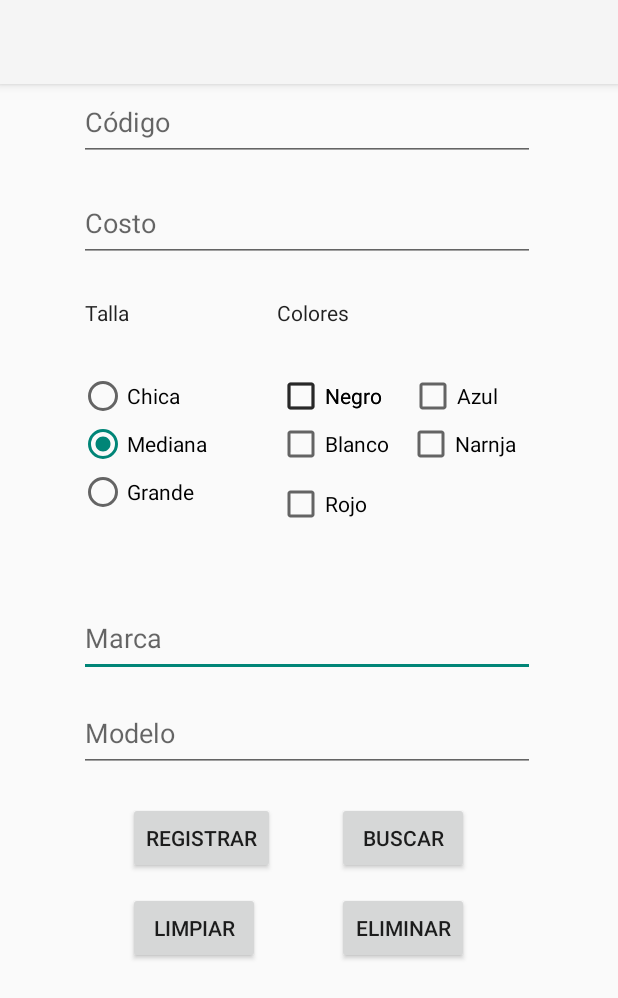
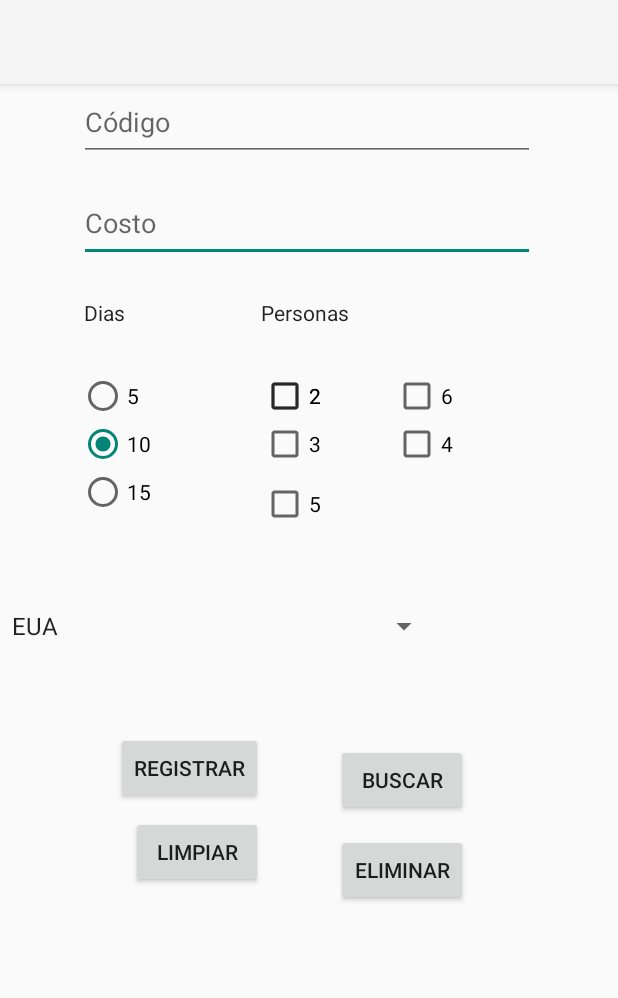
Before and after one commit to bonnesbaby14/desarrollo_movil, an Android app: the screen it shows after launch (MainActivity), after a tap on "BUSCAR", on a phone screen of 412 x 824 dp. Shown: the top 998 px of the screen. Run offline under Robolectric (Android 15) with nearby library versions, the phone set to English and light mode, and no system bars.

Commit message:
editar practica6

```diff
--- a/segundo_parcial /Practica05/app/src/main/java/com/example/practica05/MainActivity.java
+++ b/segundo_parcial /Practica05/app/src/main/java/com/example/practica05/MainActivity.java
@@ -4,18 +4,21 @@ import androidx.appcompat.app.AppCompatActivity;
 
 import android.os.Bundle;
 import android.view.View;
+import android.widget.ArrayAdapter;
 import android.widget.CheckBox;
 import android.widget.EditText;
 import android.widget.RadioButton;
+import android.widget.Spinner;
 import android.widget.Toast;
 
 public class MainActivity extends AppCompatActivity {
     private EditText codigo, costo, marca, modelo;
     private RadioButton chica, mediana, grande;
     private CheckBox negro, blanco, rojo, azul, naranja;
-    RopaDeportiva ropa[] = new RopaDeportiva[15];
+    private Spinner spinenr;
+    Viaje ropa[] = new Viaje[10];
     Boolean uno = false, dos = false;
-    String aux, aux2;
+    int aux, aux2;
     int con = 0, valor=0;
 
     @Override
@@ -24,8 +27,11 @@ public class MainActivity extends AppCompatActivity {
         setContentView(R.layout.activity_main);
         codigo = findViewById(R.id.txtCodigo);
         costo = findViewById(R.id.txtCosto);
-        marca = findViewById(R.id.txtMarca);
-        modelo = findViewById(R.id.txtModelo);
+        spinenr=findViewById(R.id.spinner);
+        String [] valores={"EUA","ALEMANIA","LONDRES","MEXICO"};
+        ArrayAdapter<String> adapter= new ArrayAdapter<String>(this,android.R.layout.simple_spinner_item,valores);
+        spinenr.setAdapter(adapter);
+
         chica = (RadioButton) findViewById(R.id.rbChico);
         mediana = (RadioButton) findViewById(R.id.rbMediano);
         grande = (RadioButton) findViewById(R.id.rbGrande);
@@ -35,44 +41,45 @@ public class MainActivity extends AppCompatActivity {
         azul = findViewById(R.id.cbxAzul);
         naranja = findViewById(R.id.cbxNaranja);
 
-        for (int i=0; i<15; i++){
-            ropa [i] = new RopaDeportiva();
+        for (int i=0; i<10; i++){
+            ropa [i] = new Viaje();
         }
     }
 
     public void registrarDatos(View view){
-        if(con < 15){
+        if(con < 10){
         try {
-            ropa[con].setMarca(marca.getText().toString());
+
             ropa[con].setCodigo(codigo.getText().toString());
-            ropa[con].setCosto(costo.getText().toString());
-            ropa[con].setModelo(modelo.getText().toString());
+            ropa[con].setCosto(Float.parseFloat(costo.getText().toString()));
+            ropa[con].setOrigen(spinenr.getSelectedItem().toString());
+
 
             if (chica.isChecked()) {
-                aux2 = "C-";
+                aux2 = 5;
             } else if (mediana.isChecked()) {
-                aux2 = "M-";
+                aux2 = 10;
             } else if (grande.isChecked()) {
-               aux2 = "G-";
+               aux2 = 15;
             }
 
-            ropa[con].setTalla(aux2);
+            ropa[con].setDias(aux2);
 
             if (blanco.isChecked()) {
-                aux += "Blanco-";
+                aux = 3;
             } if (negro.isChecked()) {
-                aux += "Negro-";
+                aux = 2;
             } if (rojo.isChecked()) {
-                aux += "Rojo-";
+                aux = 5;
             } if (azul.isChecked()) {
-                aux += "Azul-";
+                aux =6;
             } if (naranja.isChecked()) {
-                aux += "Naranja-";
+                aux = 4;
             }
 
-            ropa[con].setColores(aux);
+            ropa[con].setPersonas(aux);
 
-            Toast.makeText(this, "Ropa guardada de forma correcta", Toast.LENGTH_SHORT).show();
+            Toast.makeText(this, "Viaje guardada de forma correcta", Toast.LENGTH_SHORT).show();
 
             con++;
             limpiar();
@@ -84,7 +91,7 @@ public class MainActivity extends AppCompatActivity {
 
 
         }else {
-            Toast.makeText(this, "Ropa llena, ya no hay espacio", Toast.LENGTH_SHORT).show();
+            Toast.makeText(this, "Viaje llena, ya no hay espacio", Toast.LENGTH_SHORT).show();
         }
     }
 
@@ -93,9 +100,8 @@ public class MainActivity extends AppCompatActivity {
     }
 
     public void limpiar(){
+        System.out.println("se denio limpiar");
         codigo.setText("");
-        marca.setText("");
-        modelo.setText("");
         costo.setText("");
         azul.setChecked(false);
         naranja.setChecked(false);
@@ -115,19 +121,18 @@ public class MainActivity extends AppCompatActivity {
 
             for (int i=0; i<=con; i++){
                 if(ropa[i].getCodigo().equals(codigo.getText().toString())){
-                    marca.setText(ropa[i].getMarca());
-                    modelo.setText(ropa[i].getModelo());
-                    costo.setText(ropa[i].getCosto());
 
-                    if(ropa[i].getTalla().equals("C-")) chica.setChecked(true);
-                    else if (ropa[i].getTalla().indexOf("M") >= 0) mediana.setChecked(true);
-                    else if (ropa[i].getTalla().indexOf("G") >= 0) grande.setChecked(true);
+                    costo.setText(String.valueOf(ropa[i].getCosto()));
 
-                    if (ropa[i].getColores().indexOf("B") >= 0) blanco.setChecked(true);
-                    if (ropa[i].getColores().indexOf("Ne") >= 0) negro.setChecked(true);
-                    if (ropa[i].getColores().indexOf("A") >= 0) azul.setChecked(true);
-                    if (ropa[i].getColores().indexOf("Na") >= 0) naranja.setChecked(true);
-                    if (ropa[i].getColores().indexOf("R") >= 0) rojo.setChecked(true);
+                    if(ropa[i].getDias()==5)chica.setChecked(true);
+                    else if (ropa[i].getDias()==10) mediana.setChecked(true);
+                    else if (ropa[i].getDias()==15) grande.setChecked(true);
+
+                    if (ropa[i].getPersonas()==3)blanco.setChecked(true);
+                    if (ropa[i].getPersonas()==2) negro.setChecked(true);
+                    if (ropa[i].getPersonas()==6) azul.setChecked(true);
+                    if (ropa[i].getPersonas()==4) naranja.setChecked(true);
+                    if (ropa[i].getPersonas()==5) rojo.setChecked(true);
                     uno = true;
 
 
@@ -135,10 +140,10 @@ public class MainActivity extends AppCompatActivity {
             }
 
             if(uno == true)  {
-                Toast.makeText(this, "La ropa existe", Toast.LENGTH_SHORT).show();
+                Toast.makeText(this, "El viaje existe", Toast.LENGTH_SHORT).show();
             }
             else {
-                Toast.makeText(this, "No existe la ropa", Toast.LENGTH_SHORT).show();
+                Toast.makeText(this, "No existe el viaje", Toast.LENGTH_SHORT).show();
                 limpiar();
             }
             uno = false;
@@ -149,7 +154,7 @@ public class MainActivity extends AppCompatActivity {
         }
     }
 
-    public static RopaDeportiva[] removeTheElement(RopaDeportiva[] arr, int index)
+    public static Viaje[] removeTheElement(Viaje[] arr, int index)
     {
 
         if (arr == null || index < 0
@@ -158,7 +163,7 @@ public class MainActivity extends AppCompatActivity {
             return arr;
         }
 
-        RopaDeportiva[] anotherArray = new RopaDeportiva[arr.length - 1];
+        Viaje[] anotherArray = new Viaje[arr.length - 1];
 
 
         for (int i = 0, k = 0; i < arr.length; i++) {
@@ -183,7 +188,7 @@ public class MainActivity extends AppCompatActivity {
                 if(ropa[i].getCodigo().equals(codigo.getText().toString())){
                     dos = true;
                     ropa = removeTheElement(ropa, i);
-                    Toast.makeText(this, "Se eliminó la ropa!" , Toast.LENGTH_SHORT).show();
+                    Toast.makeText(this, "Se eliminó el viaje!" , Toast.LENGTH_SHORT).show();
                     con--;
                 }
             }
--- a/segundo_parcial /Practica05/app/src/main/res/layout/activity_main.xml
+++ b/segundo_parcial /Practica05/app/src/main/res/layout/activity_main.xml
@@ -7,52 +7,28 @@
     tools:context=".MainActivity">
 
 
-    <EditText
-        android:id="@+id/txtMarca"
-        android:layout_width="304dp"
-        android:layout_height="51dp"
-        android:layout_marginTop="16dp"
-        android:ems="10"
-        android:hint="@string/marca"
-        android:inputType="textPersonName"
-        app:layout_constraintEnd_toEndOf="@+id/txtCosto"
-        app:layout_constraintStart_toStartOf="@+id/txtCosto"
-        app:layout_constraintTop_toBottomOf="@+id/radioGroup2" />
-
-    <EditText
-        android:id="@+id/txtModelo"
-        android:layout_width="304dp"
-        android:layout_height="51dp"
-        android:layout_marginTop="12dp"
-        android:ems="10"
-        android:hint="@string/modelo"
-        android:inputType="textPersonName"
-        app:layout_constraintEnd_toEndOf="@+id/txtMarca"
-        app:layout_constraintStart_toStartOf="@+id/txtMarca"
-        app:layout_constraintTop_toBottomOf="@+id/txtMarca" />
-
     <Button
         android:id="@+id/btnRegistrar"
         android:layout_width="wrap_content"
         android:layout_height="wrap_content"
-        android:layout_marginTop="20dp"
+        android:layout_marginTop="136dp"
         android:onClick="registrarDatos"
         android:text="Registrar"
         app:layout_constraintEnd_toStartOf="@+id/btnBuscar"
-        app:layout_constraintHorizontal_bias="0.437"
-        app:layout_constraintStart_toStartOf="@+id/txtModelo"
-        app:layout_constraintTop_toBottomOf="@+id/txtModelo" />
+        app:layout_constraintHorizontal_bias="0.615"
+        app:layout_constraintStart_toStartOf="parent"
+        app:layout_constraintTop_toBottomOf="@+id/cbxRojo" />
 
     <Button
         android:id="@+id/btnBuscar"
         android:layout_width="wrap_content"
         android:layout_height="wrap_content"
-        android:layout_marginTop="20dp"
-        android:layout_marginEnd="44dp"
+        android:layout_marginTop="144dp"
+        android:layout_marginEnd="100dp"
         android:onClick="buscar"
         android:text="Buscar"
-        app:layout_constraintEnd_toEndOf="@+id/txtModelo"
-        app:layout_constraintTop_toBottomOf="@+id/txtModelo" />
+        app:layout_constraintEnd_toEndOf="parent"
+        app:layout_constraintTop_toBottomOf="@+id/cbxRojo" />
 
     <Button
         android:id="@+id/btnEliminar"
@@ -62,7 +38,7 @@
         android:onClick="eliminarRopa"
         android:text="ELIMINAR"
         app:layout_constraintEnd_toEndOf="@+id/btnBuscar"
-        app:layout_constraintHorizontal_bias="0.0"
+        app:layout_constraintHorizontal_bias="1.0"
         app:layout_constraintStart_toStartOf="@+id/btnBuscar"
         app:layout_constraintTop_toBottomOf="@+id/btnBuscar" />
 
@@ -70,12 +46,12 @@
         android:id="@+id/btnLimpiar"
         android:layout_width="wrap_content"
         android:layout_height="wrap_content"
-        android:layout_marginTop="12dp"
+        android:layout_marginTop="8dp"
         android:onClick="limpiarComponentes"
         android:text="Limpiar"
         app:layout_constraintEnd_toEndOf="@+id/btnRegistrar"
-        app:layout_constraintHorizontal_bias="0.0"
-        app:layout_constraintStart_toStartOf="@+id/btnRegistrar"
+        app:layout_constraintHorizontal_bias="1.0"
+        app:layout_constraintStart_toStartOf="parent"
         app:layout_constraintTop_toBottomOf="@+id/btnRegistrar" />
 
     <EditText
@@ -101,7 +77,7 @@
         app:layout_constraintEnd_toEndOf="parent"
         app:layout_constraintHorizontal_bias="0.485"
         app:layout_constraintStart_toStartOf="parent"
-        tools:layout_editor_absoluteY="43dp" />
+        app:layout_constraintTop_toTopOf="parent" />
 
     <RadioGroup
         android:id="@+id/radioGroup2"
@@ -137,7 +113,7 @@
         android:layout_height="wrap_content"
         android:layout_marginStart="52dp"
         android:layout_marginTop="24dp"
-        android:text="Talla"
+        android:text="Dias"
         android:textAppearance="@style/TextAppearance.AppCompat.Body1"
         app:layout_constraintBottom_toTopOf="@+id/radioGroup2"
         app:layout_constraintEnd_toStartOf="@+id/textView3"
@@ -173,7 +149,7 @@
         android:layout_height="wrap_content"
         android:layout_marginTop="24dp"
         android:layout_marginEnd="124dp"
-        android:text="Colores"
+        android:text="Personas"
         android:textAppearance="@style/TextAppearance.AppCompat.Body1"
         app:layout_constraintBottom_toTopOf="@+id/cbxNegro"
         app:layout_constraintEnd_toEndOf="@+id/txtCosto"
@@ -225,5 +201,15 @@
         app:layout_constraintStart_toStartOf="@+id/cbxAzul"
         app:layout_constraintTop_toBottomOf="@+id/cbxAzul" />
 
+    <Spinner
+        android:id="@+id/spinner"
+        android:layout_width="293dp"
+        android:layout_height="49dp"
+        app:layout_constraintBottom_toTopOf="@+id/btnRegistrar"
+        app:layout_constraintTop_toBottomOf="@+id/cbxRojo"
+        app:layout_constraintVertical_bias="0.471"
+        tools:ignore="MissingConstraints"
+        tools:layout_editor_absoluteX="52dp" />
+
 
 </androidx.constraintlayout.widget.ConstraintLayout>
--- a/segundo_parcial /Practica05/app/src/main/res/values/strings.xml
+++ b/segundo_parcial /Practica05/app/src/main/res/values/strings.xml
@@ -3,14 +3,20 @@
 
     <string name="codigo">Código</string>
     <string name="costo">Costo</string>
-    <string name="chica">Chica</string>
-    <string name="mediana">Mediana</string>
-    <string name="grande">Grande</string>
-    <string name="negro">Negro</string>
-    <string name="blanco">Blanco</string>
-    <string name="naranja">Narnja</string>
-    <string name="rojo">Rojo</string>
-    <string name="azul">Azul</string>
+    <string name="chica">5</string>
+    <string name="mediana">10</string>
+    <string name="grande">15</string>
+    <string name="negro">2</string>
+    <string name="blanco">3</string>
+    <string name="naranja">4</string>
+    <string name="rojo">5</string>
+    <string name="azul">6</string>
     <string name="marca">Marca</string>
     <string name="modelo">Modelo</string>
+    <string name="uno">EUA</string>
+    <string name="dos">MEXICO</string>
+    <string name="tres">ALEMANIA</string>
+    <string name="cuatro">CANADA</string>
+
+
 </resources>
```
Also changed, not shown: segundo_parcial /Practica05/app/src/main/java/com/example/practica05/Viaje.java (added, +60 -0 lines), 3 other files.
